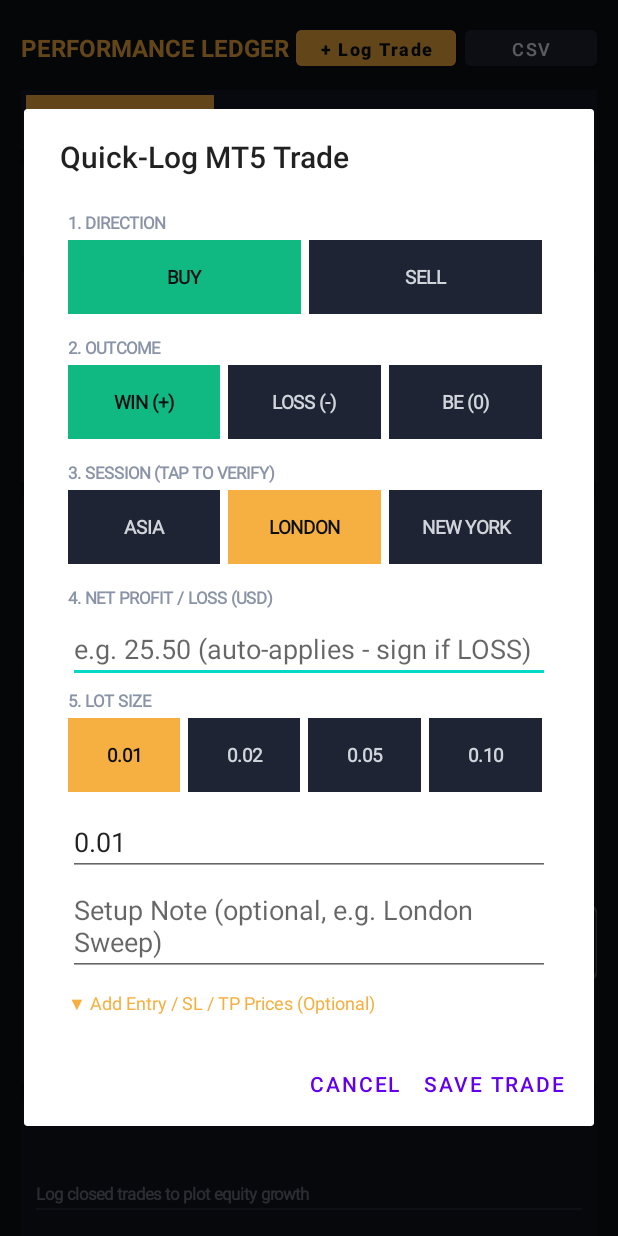
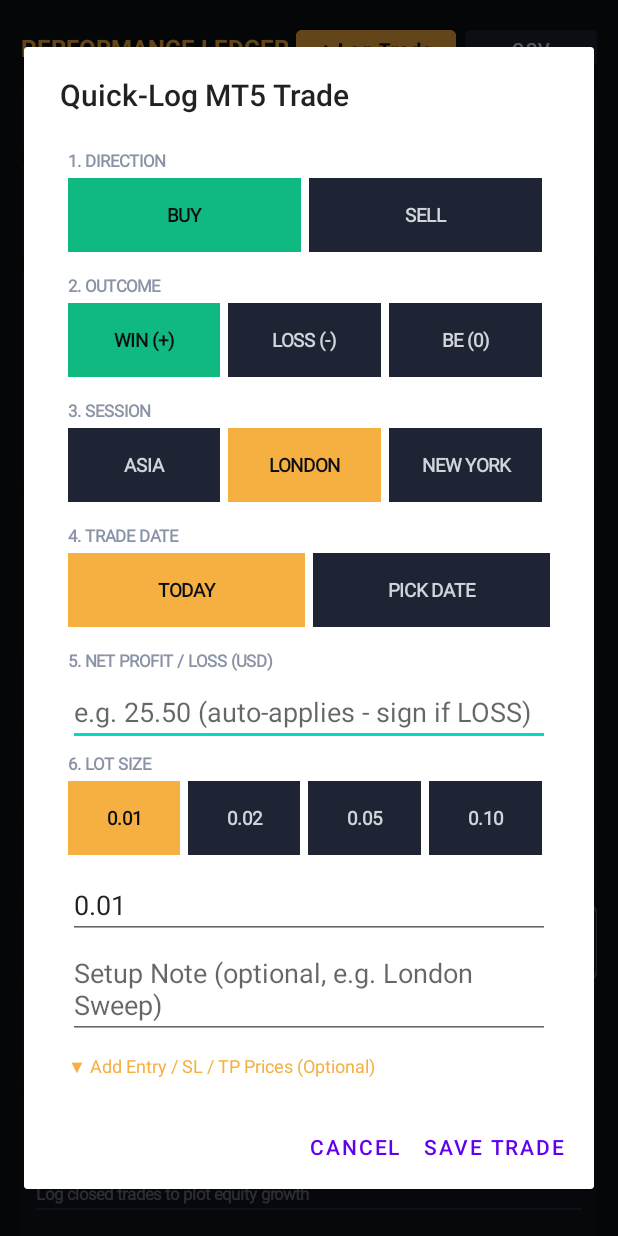
Before and after one commit to ultraeleven3/PipSniper-Android, an Android app: the fragment HistoryFragment shown on its own in the app's theme, after a tap on "+ Log Trade", on a phone screen of 412 x 824 dp. Run offline under Robolectric (Android 15) with nearby library versions, the phone set to English and light mode, and no system bars.

Commit message:
Update HistoryFragment.kt

```diff
--- a/app/src/main/java/com/apexquant/pipsniper/ui/HistoryFragment.kt
+++ b/app/src/main/java/com/apexquant/pipsniper/ui/HistoryFragment.kt
@@ -1,6 +1,7 @@
 package com.apexquant.pipsniper.ui
 
 import android.app.AlertDialog
+import android.app.DatePickerDialog
 import android.content.Intent
 import android.content.res.ColorStateList
 import android.graphics.Color
@@ -232,7 +233,6 @@ class HistoryFragment : Fragment() {
         val ledgerTrades = TradeHistoryManager.getAllTrades(ctx)
             .filter { it.ledger == activeLedger }
 
-        // Build summaries for Day, Month, and Year
         val periodMap = mutableMapOf<String, PeriodPnlSummary>()
         val yearsSet = mutableSetOf(year, Calendar.getInstance().get(Calendar.YEAR))
 
@@ -275,7 +275,6 @@ class HistoryFragment : Fragment() {
             selectedFilterKey = selectedDayKey
         )
 
-        // Scope trades based on active scale & selection
         val periodTrades = when (activeScale) {
             CalendarScale.DAY -> ledgerTrades.filter { it.dayKey().startsWith(monthPrefix) }
             CalendarScale.MONTH -> ledgerTrades.filter { it.dayKey().startsWith(yearPrefix) }
@@ -288,7 +287,6 @@ class HistoryFragment : Fragment() {
             periodTrades
         }
 
-        // Update KPI strip
         val wins = scopeTrades.count { it.status == "TP_HIT" }
         val losses = scopeTrades.count { it.status == "SL_HIT" }
         val decided = wins + losses
@@ -305,13 +303,9 @@ class HistoryFragment : Fragment() {
             if (totalUsd >= 0) Color.parseColor("#10B981") else Color.parseColor("#EF4444")
         )
 
-        // Update Goals & Risk Guardrails Card (always measured against Today & Current Month)
         updateGoalsCard(ledgerTrades)
-
-        // Update Equity Curve & Session Bar Chart
         chartsView.setTrades(periodTrades)
 
-        // Update List Header & Trade Cards
         if (activeScale == CalendarScale.DAY && selectedDayKey != null) {
             tvListHeader.text = "TRADES ON $selectedDayKey (${scopeTrades.size})"
             tvClearDay.visibility = View.VISIBLE
@@ -412,7 +406,7 @@ class HistoryFragment : Fragment() {
             return
         }
 
-        val timeFmt = SimpleDateFormat("dd MMM yyyy • HH:mm", Locale.US)
+        val dateFmt = SimpleDateFormat("dd MMM yyyy", Locale.US)
 
         for (trade in trades) {
             val usdVal = computeTradeUsd(trade)
@@ -428,7 +422,6 @@ class HistoryFragment : Fragment() {
                 layoutParams = params
             }
 
-            // Header row: Direction + Status + Session + Edit Button
             val headerRow = LinearLayout(ctx).apply {
                 orientation = LinearLayout.HORIZONTAL
                 gravity = Gravity.CENTER_VERTICAL
@@ -478,7 +471,7 @@ class HistoryFragment : Fragment() {
                 setTextColor(Color.parseColor("#8A94A6"))
                 textSize = 11f
                 val notePreview = if (trade.notes.isNotBlank()) " • ${trade.notes}" else ""
-                text = "${timeFmt.format(Date(trade.effectiveTimestamp()))}$notePreview"
+                text = "${dateFmt.format(Date(trade.effectiveTimestamp()))}$notePreview"
             }
 
             card.addView(headerRow)
@@ -523,7 +516,12 @@ class HistoryFragment : Fragment() {
     }
 
     /**
-     * 10-Second Quick-Log & Edit Sheet with big 1-tap buttons for Direction, Outcome, and Session.
+     * Minimal Quick-Log & Edit Sheet:
+     * - Direction (BUY / SELL)
+     * - Outcome (WIN / LOSS / BE)
+     * - Session (ASIA / LONDON / NEW YORK)
+     * - Trade Date (TODAY / PICK DATE)
+     * - Net USD & Lot Size
      */
     private fun showTradeEntryOrEditDialog(existingTrade: TradeRecord?) {
         val ctx = context ?: return
@@ -543,6 +541,7 @@ class HistoryFragment : Fragment() {
             else -> "New York"
         }
         var selectedLot = existingTrade?.lotSize ?: 0.01
+        var selectedTimestampMs = existingTrade?.effectiveTimestamp() ?: System.currentTimeMillis()
 
         fun createToggleRow(options: List<Pair<String, String>>, initialKey: String, onSelect: (String) -> Unit): LinearLayout {
             val row = LinearLayout(ctx).apply {
@@ -617,8 +616,8 @@ class HistoryFragment : Fragment() {
             ) { selectedOutcome = it }
         )
 
-        // 3. Session (3 Big Explicit Buttons: ASIA / LONDON / NEW YORK)
-        addSectionLabel("3. SESSION (TAP TO VERIFY)")
+        // 3. Session (ASIA / LONDON / NEW YORK)
+        addSectionLabel("3. SESSION")
         container.addView(
             createToggleRow(
                 listOf("Asian" to "ASIA", "London" to "LONDON", "New York" to "NEW YORK"),
@@ -626,8 +625,84 @@ class HistoryFragment : Fragment() {
             ) { selectedSession = it }
         )
 
-        // 4. Net Profit/Loss in USD
-        addSectionLabel("4. NET PROFIT / LOSS (USD)")
+        // 4. Trade Date (TODAY / PICK DATE)
+        addSectionLabel("4. TRADE DATE")
+        val dateRow = LinearLayout(ctx).apply {
+            orientation = LinearLayout.HORIZONTAL
+            val lp = LinearLayout.LayoutParams(LinearLayout.LayoutParams.MATCH_PARENT, LinearLayout.LayoutParams.WRAP_CONTENT)
+            lp.bottomMargin = 16
+            layoutParams = lp
+        }
+        val btnToday = TextView(ctx).apply {
+            text = "TODAY"
+            gravity = Gravity.CENTER
+            textSize = 12.5f
+            paint.isFakeBoldText = true
+            setPadding(12, 24, 12, 24)
+            layoutParams = LinearLayout.LayoutParams(0, LinearLayout.LayoutParams.WRAP_CONTENT, 1f).apply { marginEnd = 8 }
+        }
+        val btnPickDate = TextView(ctx).apply {
+            gravity = Gravity.CENTER
+            textSize = 12.5f
+            paint.isFakeBoldText = true
+            setPadding(12, 24, 12, 24)
+            layoutParams = LinearLayout.LayoutParams(0, LinearLayout.LayoutParams.WRAP_CONTENT, 1f)
+        }
+
+        val dayFmt = SimpleDateFormat("yyyy-MM-dd", Locale.US)
+        val displayDateFmt = SimpleDateFormat("dd MMM yyyy", Locale.US)
+
+        fun refreshDateButtons() {
+            val isToday = dayFmt.format(Date(selectedTimestampMs)) == dayFmt.format(Date())
+            if (isToday) {
+                btnToday.setBackgroundColor(Color.parseColor("#F5B041"))
+                btnToday.setTextColor(Color.parseColor("#0B0E14"))
+                btnPickDate.setBackgroundColor(Color.parseColor("#1E2433"))
+                btnPickDate.setTextColor(Color.parseColor("#D1D5DB"))
+                btnPickDate.text = "PICK DATE"
+            } else {
+                btnToday.setBackgroundColor(Color.parseColor("#1E2433"))
+                btnToday.setTextColor(Color.parseColor("#D1D5DB"))
+                btnPickDate.setBackgroundColor(Color.parseColor("#F5B041"))
+                btnPickDate.setTextColor(Color.parseColor("#0B0E14"))
+                btnPickDate.text = displayDateFmt.format(Date(selectedTimestampMs)).uppercase(Locale.US)
+            }
+        }
+        refreshDateButtons()
+
+        btnToday.setOnClickListener {
+            selectedTimestampMs = System.currentTimeMillis()
+            refreshDateButtons()
+        }
+
+        btnPickDate.setOnClickListener {
+            val cal = Calendar.getInstance().apply { timeInMillis = selectedTimestampMs }
+            DatePickerDialog(
+                ctx,
+                { _, pickedYear, pickedMonth, pickedDay ->
+                    val updatedCal = Calendar.getInstance().apply {
+                        set(Calendar.YEAR, pickedYear)
+                        set(Calendar.MONTH, pickedMonth)
+                        set(Calendar.DAY_OF_MONTH, pickedDay)
+                        set(Calendar.HOUR_OF_DAY, 12)
+                        set(Calendar.MINUTE, 0)
+                        set(Calendar.SECOND, 0)
+                    }
+                    selectedTimestampMs = updatedCal.timeInMillis
+                    refreshDateButtons()
+                },
+                cal.get(Calendar.YEAR),
+                cal.get(Calendar.MONTH),
+                cal.get(Calendar.DAY_OF_MONTH)
+            ).show()
+        }
+
+        dateRow.addView(btnToday)
+        dateRow.addView(btnPickDate)
+        container.addView(dateRow)
+
+        // 5. Net Profit/Loss in USD
+        addSectionLabel("5. NET PROFIT / LOSS (USD)")
         val etUsd = EditText(ctx).apply {
             hint = "e.g. 25.50 (auto-applies - sign if LOSS)"
             inputType = InputType.TYPE_CLASS_NUMBER or InputType.TYPE_NUMBER_FLAG_DECIMAL or InputType.TYPE_NUMBER_FLAG_SIGNED
@@ -635,8 +710,8 @@ class HistoryFragment : Fragment() {
         }
         container.addView(etUsd)
 
-        // 5. Quick Lot Size Chips
-        addSectionLabel("5. LOT SIZE")
+        // 6. Quick Lot Size Chips
+        addSectionLabel("6. LOT SIZE")
         val etLot = EditText(ctx).apply {
             hint = "Lot Size (default 0.01)"
             inputType = InputType.TYPE_CLASS_NUMBER or InputType.TYPE_NUMBER_FLAG_DECIMAL
@@ -653,7 +728,7 @@ class HistoryFragment : Fragment() {
         )
         container.addView(etLot)
 
-        // 6. Optional Notes & Price Levels
+        // 7. Optional Notes & Price Levels
         val etNotes = EditText(ctx).apply {
             hint = "Setup Note (optional, e.g. London Sweep)"
             setText(existingTrade?.notes ?: "")
@@ -731,7 +806,8 @@ class HistoryFragment : Fragment() {
                         status = selectedOutcome,
                         session = selectedSession,
                         notes = notes,
-                        closedAt = System.currentTimeMillis()
+                        createdAt = selectedTimestampMs,
+                        closedAt = selectedTimestampMs
                     )
                     TradeHistoryManager.addTrade(ctx, newRecord)
                 } else {
@@ -745,7 +821,8 @@ class HistoryFragment : Fragment() {
                         status = selectedOutcome,
                         session = selectedSession,
                         notes = notes,
-                        closedAt = existingTrade.closedAt ?: System.currentTimeMillis()
+                        createdAt = selectedTimestampMs,
+                        closedAt = selectedTimestampMs
                     )
                     TradeHistoryManager.updateTrade(ctx, updated)
                 }
```
